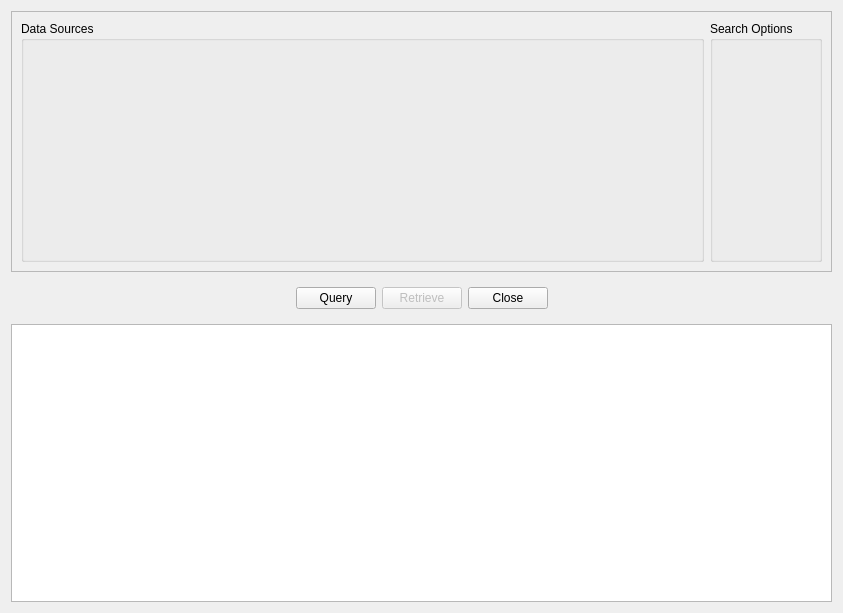
Qt form Libs/DICOM/Widgets/Resources/UI/ctkDICOMQueryRetrieveWidget.ui (commontk/CTK) before a commit.
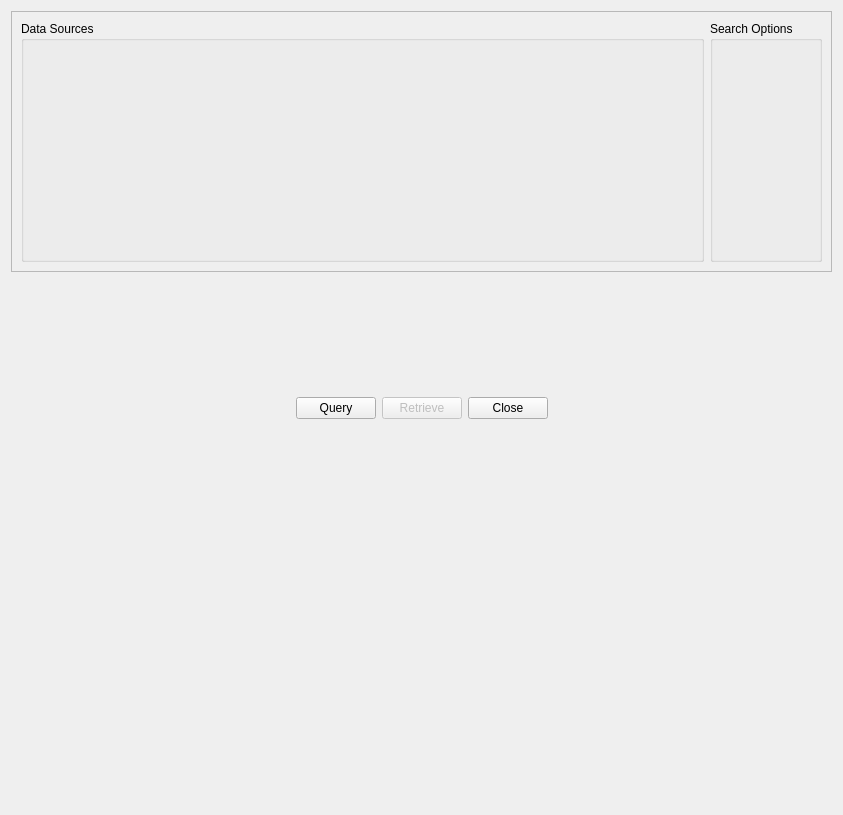
The same form after that commit. Custom widgets are drawn as their Qt base class.

Commit message: ENH: replaced query results tree view with DICOM table manager and added the ability to retrieve selection of individual studies

Patch:
```diff
--- a/Libs/DICOM/Widgets/Resources/UI/ctkDICOMQueryRetrieveWidget.ui
+++ b/Libs/DICOM/Widgets/Resources/UI/ctkDICOMQueryRetrieveWidget.ui
@@ -7,7 +7,7 @@
     <x>0</x>
     <y>0</y>
     <width>843</width>
-    <height>613</height>
+    <height>815</height>
    </rect>
   </property>
   <property name="windowTitle">
@@ -114,11 +114,17 @@
     </widget>
    </item>
    <item>
-    <widget class="QTreeView" name="results"/>
+    <widget class="ctkDICOMTableManager" name="dicomTableManager"/>
    </item>
   </layout>
  </widget>
  <customwidgets>
+  <customwidget>
+   <class>ctkDICOMTableManager</class>
+   <extends>QWidget</extends>
+   <header>ctkDICOMTableManager.h</header>
+   <container>1</container>
+  </customwidget>
   <customwidget>
    <class>ctkDICOMQueryWidget</class>
    <extends>QWidget</extends>
```
The commit also changes 2 other files.
